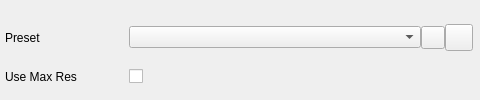
accesspointmg/org.o3de.repo.atom, file Gems/Atom/Asset/ImageProcessingAtom/Code/Source/Editor/TexturePresetSelectionWidget.ui: the form before one commit.
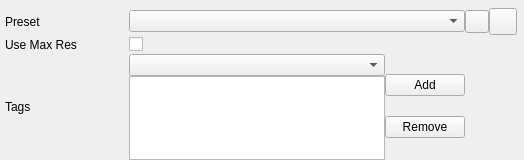
The form after the commit. Icons and pictures are not drawn.

Commit message:
Add model/texture quality setting and bus

Merge fix

Fix issues

What changed in the file:
```diff
--- a/Gems/Atom/Asset/ImageProcessingAtom/Code/Source/Editor/TexturePresetSelectionWidget.ui
+++ b/Gems/Atom/Asset/ImageProcessingAtom/Code/Source/Editor/TexturePresetSelectionWidget.ui
@@ -2,6 +2,12 @@
 <ui version="4.0">
     <class>TexturePresetSelectionWidget</class>
     <widget class="QWidget" name="TexturePresetSelectionWidget">
+        <property name="maximumSize">
+            <size>
+                <width>16777215</width>
+                <height>160</height>
+            </size>
+        </property>
         <layout class="QGridLayout" name="gridLayout" columnminimumwidth="124,292,16,20">
             <property name="leftMargin">
                 <number>5</number>
@@ -84,6 +90,45 @@
                 <widget class="QCheckBox" name="serCheckBox">
                 </widget>
             </item>
+            <item row="2" column="0">
+                <widget class="QLabel" name="tagLabel">
+                    <property name="text">
+                        <string>Tags</string>
+                    </property>
+                </widget>
+            </item>
+            <item row="2" column="1">
+                <layout class="QHBoxLayout" name="tagLayout">
+                    <item>
+                        <layout class="QVBoxLayout" name="tagListLayout">
+                            <item>
+                                <widget class="QComboBox" name="tagComboBox" />
+                            </item>
+                            <item>
+                                <widget class="QListWidget" name="tagList" />
+                            </item>
+                        </layout>
+                    </item>
+                    <item>
+                        <layout class="QVBoxLayout" name="tagButtonLayout">
+                            <item>
+                                <widget class="QPushButton" name="tagAddButton">
+                                    <property name="text">
+                                        <string>Add</string>
+                                    </property>
+                                </widget>
+                            </item>
+                            <item>
+                                <widget class="QPushButton" name="tagRemoveButton">
+                                    <property name="text">
+                                        <string>Remove</string>
+                                    </property>
+                                </widget>
+                            </item>
+                        </layout>
+                    </item>
+                </layout>
+            </item>
         </layout>
     </widget>
     <resources>
```
The commit also changes 29 other files.
